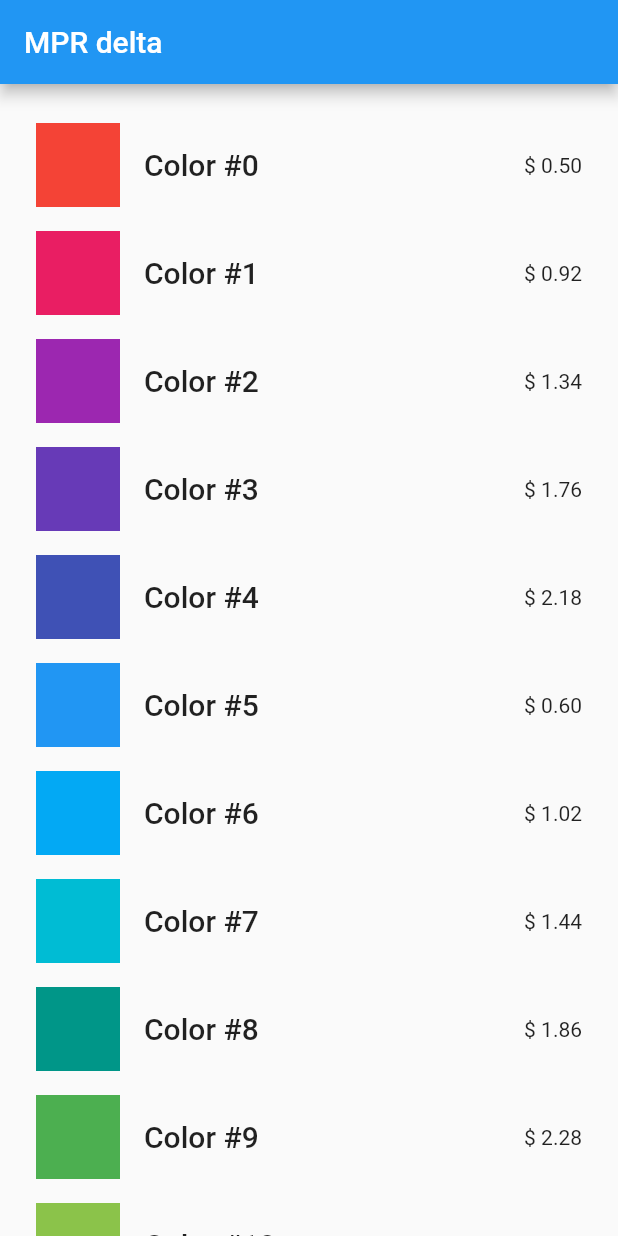
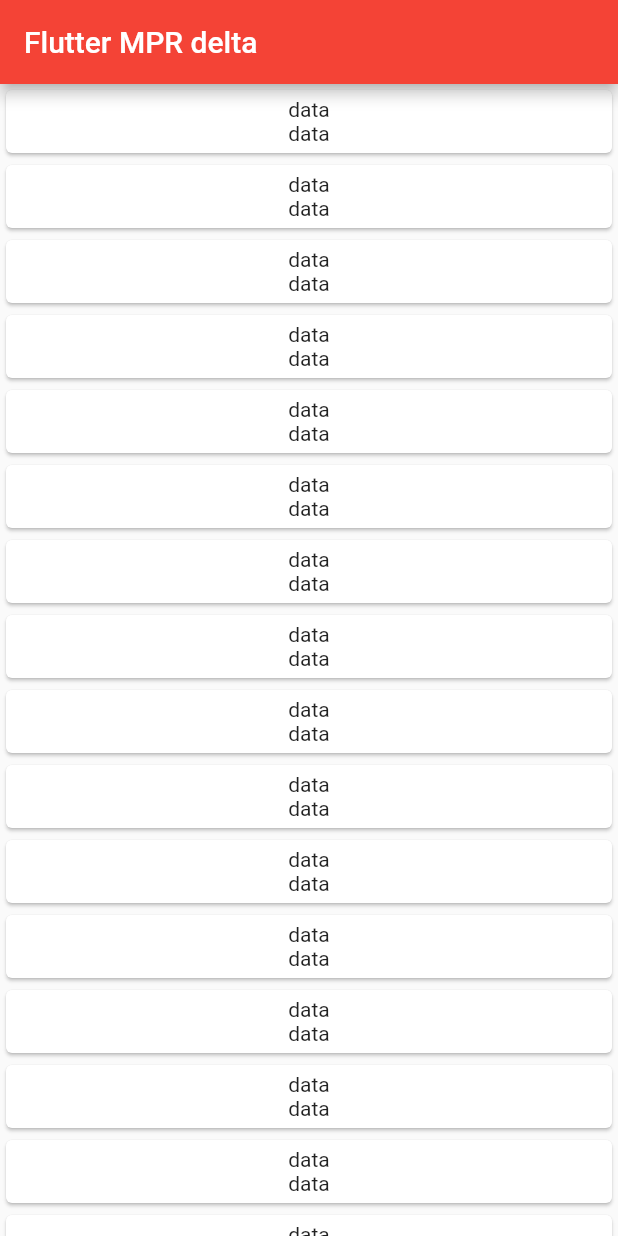
Before and after one commit to zakiburnama/flutter_mpr_delta, a Flutter app: the screen it shows after launch, on a phone screen of 412 x 824 dp. Run offline on Flutter 3.47's test engine with Material 2 defaults, Android fonts, the phone set to English and light mode, and no system bars.

Commit message:
progress listview json but still error :(

```diff
--- a/lib/main.dart
+++ b/lib/main.dart
@@ -1,12 +1,77 @@
 import 'package:flutter/material.dart';
-import 'package:provider/provider.dart';
+//import 'package:provider/provider.dart';
 
-import 'src/catalog.dart';
-import 'src/item_tile.dart';
+//import 'src/catalog.dart';
+//import 'src/item_tile.dart';
+
+// ignore: import_of_legacy_library_into_null_safe
+import 'package:http/http.dart' as http;
+import 'dart:convert';
+import 'dart:async';
+//import './model.dart';
 
 void main() {
   runApp(MyApp());
 }
+
+
+class MyApp extends StatelessWidget {
+  // This widget is the root of your application.
+  @override
+  Widget build(BuildContext context) {
+    return MaterialApp(
+      title: 'Flutter MPR Delta',
+      theme: ThemeData(
+        primarySwatch: Colors.red,
+      ),
+      home: MyHomePage(),
+    );
+  }
+}
+
+class MyHomePage extends StatefulWidget {
+
+  @override
+  _MyHomePageState createState() => _MyHomePageState();
+}
+
+class _MyHomePageState extends State<MyHomePage> {
+  Future fetchNotes() async{
+    var url = 'https://raw.githubusercontent.com/boriszv/json/master/random_example.json';
+    var response = await http.get(url);
+    if
+  }
+
+   @override
+  Widget build(BuildContext context) {
+    return Scaffold(
+      appBar: AppBar(
+        title: Text('Flutter MPR delta'),
+      ),
+      body: ListView.builder(
+        itemBuilder: (context, index){
+          return Card(
+            child: Padding(
+              padding: const EdgeInsets.all(5.0),
+              child: Column(
+                children: <Widget>[
+                  Text('data'),
+                  Text('data'),
+                ],
+              ),
+            ),
+          );
+        },
+        itemCount: 50,
+      ),
+    );
+  }
+
+}
+
+
+//
+/*
 class MyApp extends StatelessWidget {
   const MyApp({Key? key}) : super(key: key);
 
@@ -21,6 +86,27 @@
     );
   }
 }
+
+class MyHomePage extends StatelessWidget {
+  const MyHomePage({Key? key}) : super(key: key);
+
+  @override
+  Widget build(BuildContext context) {
+    return Scaffold(
+      appBar: AppBar(
+        title: Text('MPR delta'),
+      ),
+      body: ListView.builder(
+        itemBuilder: (context, index){
+
+        },
+      ),
+    );
+  }
+}
+*/
+
+//
 /*
 class MyApp extends StatelessWidget {
   // This widget is the root of your application.
@@ -29,138 +115,153 @@
     return MaterialApp(
       title: 'Flutter Demo',
       theme: ThemeData(
-        // This is the theme of your application.
-        //
-        // Try running your application with "flutter run". You'll see the
-        // application has a blue toolbar. Then, without quitting the app, try
-        // changing the primarySwatch below to Colors.green and then invoke
-        // "hot reload" (press "r" in the console where you ran "flutter run",
-        // or simply save your changes to "hot reload" in a Flutter IDE).
-        // Notice that the counter didn't reset back to zero; the application
-        // is not restarted.
-        primarySwatch: Colors.red,
+        primarySwatch: Colors.blue,
       ),
-      home: MyHomePage(title: 'Flutter Demo Home Page'),
+      home: MyHomePage(),
     );
   }
 }
-*/
-/*
+
 class MyHomePage extends StatefulWidget {
-  MyHomePage({Key? key, this.title}) : super(key: key);
-
-  // This widget is the home page of your application. It is stateful, meaning
-  // that it has a State object (defined below) that contains fields that affect
-  // how it looks.
-
-  // This class is the configuration for the state. It holds the values (in this
-  // case the title) provided by the parent (in this case the App widget) and
-  // used by the build method of the State. Fields in a Widget subclass are
-  // always marked "final".
-
-  final String title;
-
   @override
   _MyHomePageState createState() => _MyHomePageState();
 }
 
 class _MyHomePageState extends State<MyHomePage> {
-  /*
-  int _counter = 0;
-
-  void _incrementCounter() {
-    setState(() {
-      // This call to setState tells the Flutter framework that something has
-      // changed in this State, which causes it to rerun the build method below
-      // so that the display can reflect the updated values. If we changed
-      // _counter without calling setState(), then the build method would not be
-      // called again, and so nothing would appear to happen.
-      _counter++;
-    });
+  String data;
+  var superheros_length;
+  @override
+  void initState() {
+    // TODO: implement initState
+    super.initState();
+    getData();
   }
-  */
-
+  void getData() async {
+    http.Response response =
+        await http.get("https://protocoderspoint.com/jsondata/superheros.json");
+    if (response.statusCode == 200) {
+      data = response.body; //store response as string
+      setState(() {
+        superheros_length = jsonDecode(
+            data)['superheros']; //get all the data from json string superheros
+        print(superheros_length.length); // just printed length of data
+      });
+      var venam = jsonDecode(data)['superheros'][4]['url'];
+      print(venam);
+    } else {
+      print(response.statusCode);
+    }
+  }
   @override
   Widget build(BuildContext context) {
-    // This method is rerun every time setState is called, for instance as done
-    // by the _incrementCounter method above.
-    //
-    // The Flutter framework has been optimized to make rerunning build methods
-    // fast, so that you can just rebuild anything that needs updating rather
-    // than having to individually change instances of widgets.
     return Scaffold(
       appBar: AppBar(
-        // Here we take the value from the MyHomePage object that was created by
-        // the App.build method, and use it to set our appbar title.
-        title: Text(widget.title),
+        title: Text("Flutter Http Example"),
       ),
-      body: Selector<Catalog, int?>(
-        selector: (context, catalog) => catalog.itemCount,
-        builder: (context, itemCount, child) => ListView.builder(
-          itemCount: itemCount,
-          padding: const EdgeInsets.symmetric(vertical: 18),
-          itemBuilder: (context, index) {
-            var catalog = Provider.of<Catalog>(context);
-            var item = catalog.getByIndex(index);
-            if (item.isLoading) {
-              return const LoadingItemTile();
-            }
-            return ItemTile(item: item);
-          },
-        ),
-        /*
-        child: Column(
-          mainAxisAlignment: MainAxisAlignment.center,
-          children: <Widget>[
-            Text(
-              'You have pushed the button this many times:',
+      body: ListView.builder(
+        itemCount: superheros_length == null ? 0 : superheros_length.length,
+        itemBuilder: (BuildContext context, int index) {
+          return Card(
+            child: ListTile(
+              leading: Image.network(
+                jsonDecode(data)['superheros'][index]['url'],
+                fit: BoxFit.fill,
+                width: 100,
+                height: 500,
+                alignment: Alignment.center,
+              ),
+              title: Text(jsonDecode(data)['superheros'][index]['name']),
+              subtitle: Text(jsonDecode(data)['superheros'][index]['power']),
             ),
-            Text(
-              '$_counter',
-              style: Theme.of(context).textTheme.headline4,
-            ),
-          ],
-        ),
-        */
+          );
+        },
       ),
-      /*
-      floatingActionButton: FloatingActionButton(
-        onPressed: _incrementCounter,
-        tooltip: 'Increment',
-        child: Icon(Icons.add),
-      ),
-      */ // This trailing comma makes auto-formatting nicer for build methods.
     );
   }
 }
 */
 
-class MyHomePage extends StatelessWidget {
-  const MyHomePage({Key? key}) : super(key: key);
+
+/*
+class Produk extends StatefulWidget {
+  @override
+  _ProdukState createState() => new _ProdukState();
+}
+
+class _ProdukState extends State<Produk> {
+  final String sUrl = "https://mysimrs.com/api/";
+  List<ProdukModel> listproduk;
+
+  @override
+  void initState() {
+    super.initState();
+  }
+
+  Future<List<ProdukModel>> _fetchData() async {
+    var params = "produk.php";
+    try {
+      var jsonResponse = await http.get(sUrl + params);
+      if (jsonResponse.statusCode == 200) {
+        final jsonItems =
+            json.decode(jsonResponse.body).cast<Map<String, dynamic>>();
+
+        listproduk = jsonItems.map<ProdukModel>((json) {
+          return ProdukModel.fromJson(json);
+        }).toList();
+      }
+    } catch (e) {}
+    return listproduk;
+  }
+
+  Future<Null> _refresh() {
+    return _fetchData().then((_listproduk) {
+      setState(() => listproduk = _listproduk);
+    });
+  }
 
   @override
   Widget build(BuildContext context) {
-    return Scaffold(
-      appBar: AppBar(
-        title: const Text('MPR delta'),
+    return new Scaffold(
+      appBar: new AppBar(
+        backgroundColor: Colors.orange,
+        title: Text(' Data Produk'),
       ),
-      body: Selector<Catalog, int?>(
-        selector: (context, catalog) => catalog.itemCount,
-        builder: (context, itemCount, child) => ListView.builder(
-          itemCount: itemCount,
-          padding: const EdgeInsets.symmetric(vertical: 18),
-
-          itemBuilder: (context, index) {
-            var catalog = Provider.of<Catalog>(context);
-            var item = catalog.getByIndex(index);
-
-            if (item.isLoading)
-              return const LoadingItemTile();
-
-            return ItemTile(item: item);
+      body: RefreshIndicator(
+        onRefresh: _refresh,
+        child: FutureBuilder<List<ProdukModel>>(
+          future: _fetchData(),
+          builder: (context, snapshot) {
+            if (!snapshot.hasData)
+              return Center(child: CircularProgressIndicator());
+            return Container(
+              margin: EdgeInsets.only(bottom: 0.0),
+              child: ListView(
+                padding: EdgeInsets.only(bottom: 160.0),
+                children: snapshot.data
+                    .map(
+                      (_data) => Column(children: <Widget>[
+                        Card(
+                          child: Column(
+                            mainAxisSize: MainAxisSize.min,
+                            children: <Widget>[
+                              ListTile(
+                                leading: Icon(Icons.perm_media, size: 50),
+                                title: Text(_data.nama),
+                                subtitle:
+                                    Text(_data.harga + ' / ' + _data.satuan),
+                              ),
+                            ],
+                          ),
+                        ),
+                      ]),
+                    )
+                    .toList(),
+              ),
+            );
           },
         ),
       ),
     );
   }
 }
+*/
```
Also changed, not shown: lib/note.dart (added, +32 -0 lines), pubspec.yaml (+4 -3 lines), pubspec.lock, 1 other file.
